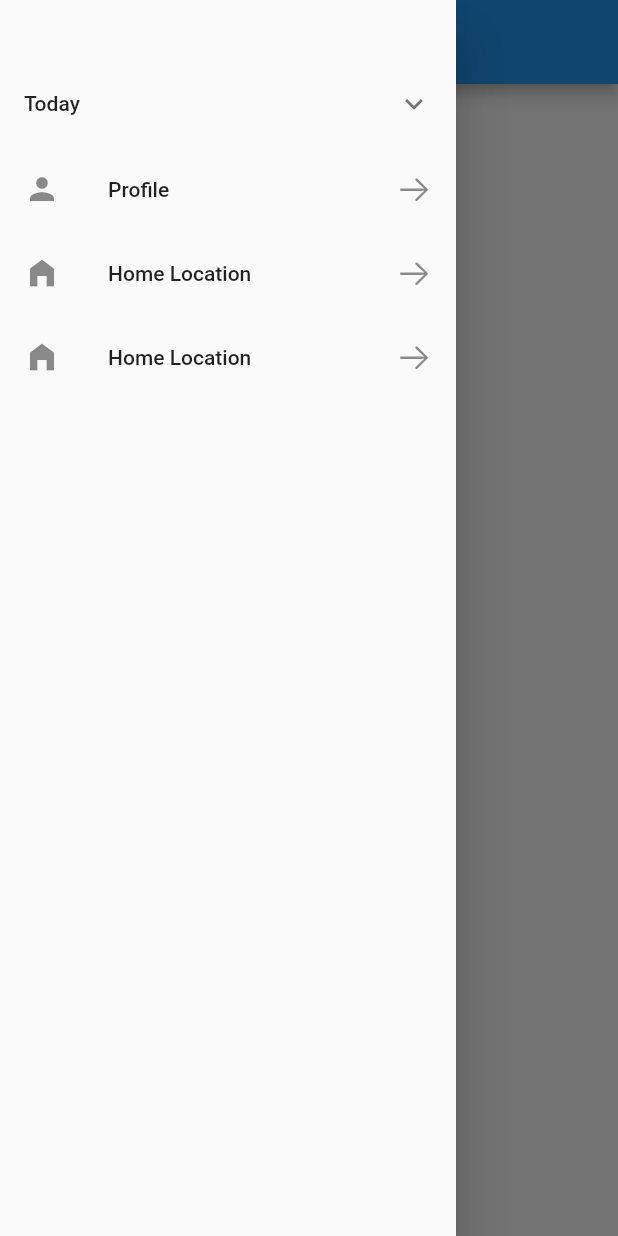
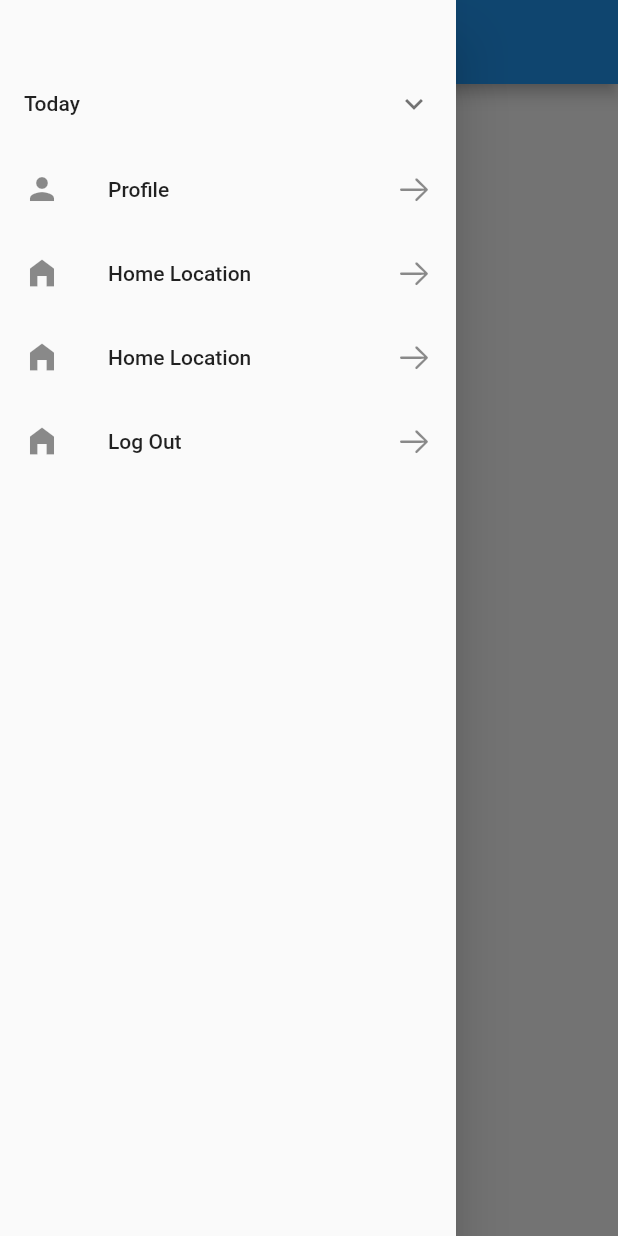
Before and after one commit to Tarikul69/flutter-test, a Flutter app: the screen it shows after launch, with the side drawer open, on a phone screen of 412 x 824 dp. Run offline on Flutter 3.47's test engine with Material 2 defaults, Android fonts, the phone set to English and light mode, and no system bars; our stand-ins replace cloud_firestore, firebase_core, get; missing offline and left inert: dart:js_interop; accounts and stored records are empty.

```diff
--- a/lib/drawer/drawer.dart
+++ b/lib/drawer/drawer.dart
@@ -1,6 +1,7 @@
 import 'package:flutter/cupertino.dart';
 import 'package:flutter/material.dart';
 import 'package:get/get.dart';
+import 'package:test/home.dart';
 import 'package:test/screen/profile.dart';
 
 class drawer extends StatelessWidget {
@@ -61,6 +62,15 @@ class drawer extends StatelessWidget {
                 },
               trailing: const Icon(CupertinoIcons.arrow_right),
               ),
+              ListTile(
+                leading: const Icon(Icons.home_filled),
+                title: const Text("Log Out"),
+                //child: Container(),
+                onTap: (){
+                  Get.to(const drawer());
+                },
+              trailing: const Icon(CupertinoIcons.arrow_right),
+              ),
             ],
           ),
         )
--- a/lib/screen/profile.dart
+++ b/lib/screen/profile.dart
@@ -1,6 +1,10 @@
+import 'dart:js_interop';
+
+import 'package:cloud_firestore/cloud_firestore.dart';
 import 'package:flutter/cupertino.dart';
 import 'package:flutter/material.dart';
 import 'package:get/get.dart';
+import 'package:test/home.dart';
 import 'package:test/screen/about.dart';
 import 'package:test/screen/appupdate.dart';
 import 'package:test/screen/myorder.dart';
@@ -15,6 +19,7 @@ class profile extends StatelessWidget {
 Widget abcd({required String name,required IconData symble,required VoidCallback myontap}) {
 
    return Container(
+
                 decoration: const BoxDecoration(
                   boxShadow: [
 
@@ -76,7 +81,9 @@ Widget abcd({required String name,required IconData symble,required VoidCallback
                 abcd(name: "App Update", symble: CupertinoIcons.app_badge, myontap: (){
                   Get.to(appupdate());
                 }),
-                abcd(name: "Log Out", symble: CupertinoIcons.app_badge, myontap: (){})
+                abcd(name: "Log Out", symble: CupertinoIcons.app_badge, myontap: (){
+                  Get.to(Home());
+                })
               ]
             ),
           ),
--- a/pubspec.yaml
+++ b/pubspec.yaml
@@ -34,6 +34,7 @@ dependencies:
   flutter_polyline_points: ^2.0.0
   dio: ^4.0.0
   firebase_core: ^2.16.0
+  cloud_firestore: ^4.9.2
 
 dev_dependencies:
   flutter_test:
```
Also changed, not shown: pubspec.lock, 3 other files.
